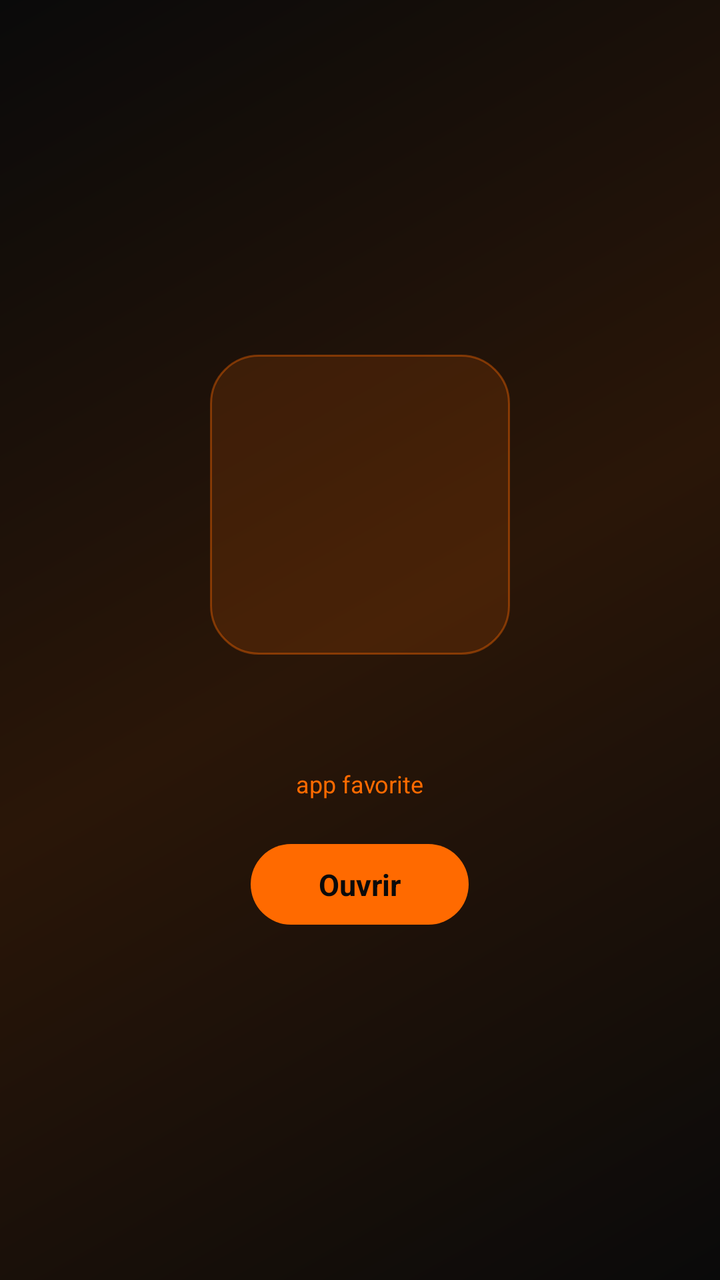
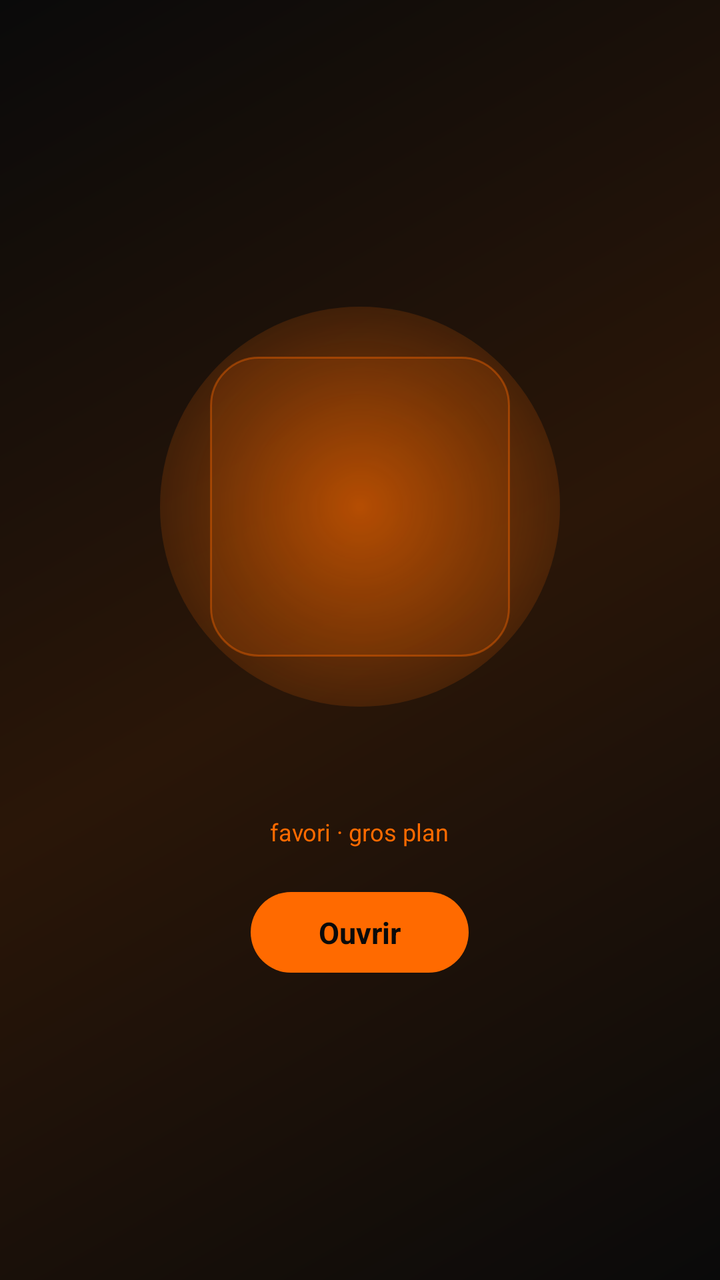

Before-and-after screenshots of an Android layout around one commit, followed by the original layout XML and the change that was made.
<!-- AndroidManifest.xml: application theme Theme.LexOS -->
<!-- res/layout/item_favorite.xml -->
<?xml version="1.0" encoding="utf-8"?>
<LinearLayout xmlns:android="http://schemas.android.com/apk/res/android"
    android:layout_width="match_parent"
    android:layout_height="match_parent"
    android:orientation="vertical"
    android:gravity="center"
    android:paddingStart="36dp"
    android:paddingEnd="36dp">

    <FrameLayout
        android:id="@+id/favTile"
        android:layout_width="150dp"
        android:layout_height="150dp"
        android:background="@drawable/tile_fav">

        <ImageView
            android:id="@+id/favIcon"
            android:layout_width="96dp"
            android:layout_height="96dp"
            android:layout_gravity="center"
            android:contentDescription="@null" />
    </FrameLayout>

    <TextView
        android:id="@+id/favName"
        android:layout_width="wrap_content"
        android:layout_height="wrap_content"
        android:layout_marginTop="20dp"
        android:textColor="@color/white"
        android:textSize="24sp"
        android:textStyle="bold" />

    <TextView
        android:id="@+id/favLabel"
        android:layout_width="wrap_content"
        android:layout_height="wrap_content"
        android:layout_marginTop="4dp"
        android:text="app favorite"
        android:textColor="@color/lexos_orange"
        android:textSize="12sp" />

    <TextView
        android:id="@+id/favOpen"
        android:layout_width="wrap_content"
        android:layout_height="wrap_content"
        android:layout_marginTop="22dp"
        android:background="@drawable/logo_circle"
        android:paddingStart="34dp"
        android:paddingEnd="34dp"
        android:paddingTop="10dp"
        android:paddingBottom="10dp"
        android:text="Ouvrir"
        android:textColor="@color/lexos_black"
        android:textSize="15sp"
        android:textStyle="bold" />
</LinearLayout>
<!-- resources referenced by this layout -->
<resources>
  <color name="lexos_black">#0A0A0A</color>
  <color name="lexos_orange">#FF6A00</color>
  <color name="white">#FFFFFF</color>
  <!-- drawable logo_circle (drawable) -->
  <?xml version="1.0" encoding="utf-8"?>
  <shape xmlns:android="http://schemas.android.com/apk/res/android"
      android:shape="rectangle">
      <solid android:color="@color/lexos_orange" />
      <corners android:radius="28dp" />
  </shape>
  <!-- drawable tile_fav (drawable) -->
  <?xml version="1.0" encoding="utf-8"?>
  <shape xmlns:android="http://schemas.android.com/apk/res/android"
      android:shape="rectangle">
      <solid android:color="@color/tile_bg_fav" />
      <stroke android:width="1dp" android:color="#66FF6A00" />
      <corners android:radius="24dp" />
  </shape>
  <style name="Theme.LexOS" parent="Theme.Material3.Dark.NoActionBar">
          <item name="android:windowBackground">@drawable/lexos_background</item>
          <item name="android:statusBarColor">@android:color/transparent</item>
          <item name="android:navigationBarColor">@android:color/transparent</item>
          <item name="android:windowLightStatusBar">false</item>
          <item name="colorPrimary">@color/lexos_orange</item>
          <item name="android:windowShowWallpaper">false</item>
      </style>
  <color name="tile_bg_fav">#24FF6A00</color>
  <!-- drawable lexos_background (drawable) -->
  <?xml version="1.0" encoding="utf-8"?>
  <shape xmlns:android="http://schemas.android.com/apk/res/android"
      android:shape="rectangle">
      <gradient
          android:angle="135"
          android:startColor="@color/lexos_black"
          android:centerColor="@color/lexos_orange_dark"
          android:endColor="@color/lexos_black"
          android:type="linear" />
  </shape>
  <color name="lexos_orange_dark">#2A1608</color>
</resources>

<!-- the commit's change to res/layout/item_favorite.xml (unified diff, before → after) -->
@@ -8,24 +8,36 @@
     android:paddingEnd="36dp">
 
     <FrameLayout
-        android:id="@+id/favTile"
-        android:layout_width="150dp"
-        android:layout_height="150dp"
-        android:background="@drawable/tile_fav">
+        android:layout_width="200dp"
+        android:layout_height="200dp">
 
-        <ImageView
-            android:id="@+id/favIcon"
-            android:layout_width="96dp"
-            android:layout_height="96dp"
+        
+        <View
+            android:layout_width="match_parent"
+            android:layout_height="match_parent"
+            android:background="@drawable/halo" />
+
+        <FrameLayout
+            android:id="@+id/favTile"
+            android:layout_width="150dp"
+            android:layout_height="150dp"
             android:layout_gravity="center"
-            android:contentDescription="@null" />
+            android:background="@drawable/tile_fav">
+
+            <ImageView
+                android:id="@+id/favIcon"
+                android:layout_width="96dp"
+                android:layout_height="96dp"
+                android:layout_gravity="center"
+                android:contentDescription="@null" />
+        </FrameLayout>
     </FrameLayout>
 
     <TextView
         android:id="@+id/favName"
         android:layout_width="wrap_content"
         android:layout_height="wrap_content"
-        android:layout_marginTop="20dp"
+        android:layout_marginTop="18dp"
         android:textColor="@color/white"
         android:textSize="24sp"
         android:textStyle="bold" />
@@ -35,7 +47,7 @@
         android:layout_width="wrap_content"
         android:layout_height="wrap_content"
         android:layout_marginTop="4dp"
-        android:text="app favorite"
+        android:text="favori · gros plan"
         android:textColor="@color/lexos_orange"
         android:textSize="12sp" />
 
<!-- resource entries referenced after the edit -->
@@ -3,6 +3,17 @@
   <color name="lexos_black">#0A0A0A</color>
   <color name="lexos_orange">#FF6A00</color>
   <color name="white">#FFFFFF</color>
+  <!-- drawable halo (drawable) -->
+  <?xml version="1.0" encoding="utf-8"?>
+  <shape xmlns:android="http://schemas.android.com/apk/res/android"
+      android:shape="oval">
+      <gradient
+          android:type="radial"
+          android:gradientRadius="140dp"
+          android:startColor="#99FF6A00"
+          android:centerColor="#44FF6A00"
+          android:endColor="#00FF6A00" />
+  </shape>
   <!-- drawable logo_circle (drawable) -->
   <?xml version="1.0" encoding="utf-8"?>
   <shape xmlns:android="http://schemas.android.com/apk/res/android"
